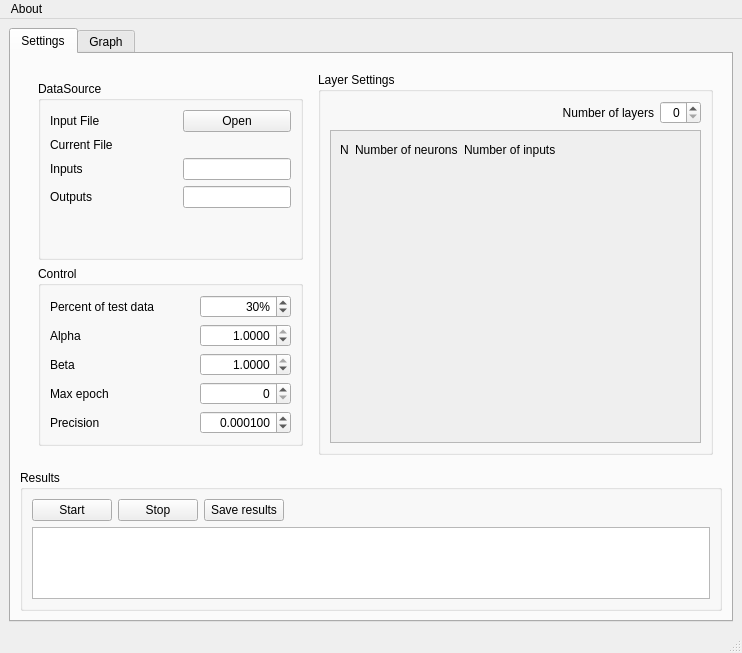
First picture: the form in mainwindow.ui, repository AlexLeSang/ECOHT-ANN, before the edit.
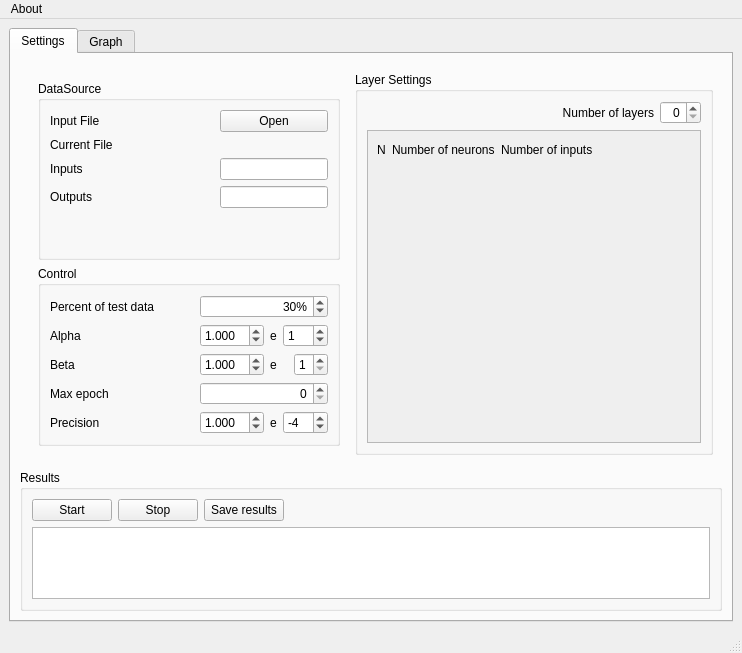
Second picture: the form after the edit. Custom widgets are drawn as their Qt base class.

The edit to the form file:
```diff
--- a/mainwindow.ui
+++ b/mainwindow.ui
@@ -7,7 +7,7 @@
     <x>0</x>
     <y>0</y>
     <width>742</width>
-    <height>553</height>
+    <height>607</height>
    </rect>
   </property>
   <property name="sizePolicy">
@@ -197,19 +197,6 @@
                 <layout class="QGridLayout" name="gridLayout_2">
                  <item row="0" column="0">
                   <layout class="QGridLayout" name="gridLayout_4">
-                   <item row="0" column="0">
-                    <widget class="QLabel" name="percentLabel">
-                     <property name="toolTip">
-                      <string>Amount of data that will be used for testing in percents</string>
-                     </property>
-                     <property name="text">
-                      <string>Percent of test data</string>
-                     </property>
-                     <property name="alignment">
-                      <set>Qt::AlignRight|Qt::AlignTrailing|Qt::AlignVCenter</set>
-                     </property>
-                    </widget>
-                   </item>
                    <item row="3" column="2">
                     <widget class="QSpinBox" name="maxEpoch">
                      <property name="sizePolicy">
@@ -220,7 +207,7 @@
                      </property>
                      <property name="maximumSize">
                       <size>
-                       <width>102</width>
+                       <width>134</width>
                        <height>23</height>
                       </size>
                      </property>
@@ -264,6 +251,19 @@
                      </property>
                     </spacer>
                    </item>
+                   <item row="0" column="0">
+                    <widget class="QLabel" name="percentLabel">
+                     <property name="toolTip">
+                      <string>Amount of data that will be used for testing in percents</string>
+                     </property>
+                     <property name="text">
+                      <string>Percent of test data</string>
+                     </property>
+                     <property name="alignment">
+                      <set>Qt::AlignRight|Qt::AlignTrailing|Qt::AlignVCenter</set>
+                     </property>
+                    </widget>
+                   </item>
                    <item row="0" column="2">
                     <widget class="QSpinBox" name="testDataPercent">
                      <property name="sizePolicy">
@@ -274,7 +274,7 @@
                      </property>
                      <property name="maximumSize">
                       <size>
-                       <width>102</width>
+                       <width>134</width>
                        <height>23</height>
                       </size>
                      </property>
@@ -317,29 +317,6 @@
                      </property>
                     </spacer>
                    </item>
-                   <item row="3" column="0">
-                    <widget class="QLabel" name="maxEpochlabel">
-                     <property name="toolTip">
-                      <string>Maximim number of epochs</string>
-                     </property>
-                     <property name="text">
-                      <string>Max epoch</string>
-                     </property>
-                    </widget>
-                   </item>
-                   <item row="4" column="1">
-                    <spacer name="horizontalSpacer_12">
-                     <property name="orientation">
-                      <enum>Qt::Horizontal</enum>
-                     </property>
-                     <property name="sizeHint" stdset="0">
-                      <size>
-                       <width>40</width>
-                       <height>20</height>
-                      </size>
-                     </property>
-                    </spacer>
-                   </item>
                    <item row="4" column="0">
                     <widget class="QLabel" name="precisionlabel">
                      <property name="toolTip">
@@ -383,107 +360,139 @@
                      </property>
                     </spacer>
                    </item>
-                   <item row="4" column="2">
-                    <widget class="QScienceSpinBox" name="precision">
-                     <property name="sizePolicy">
-                      <sizepolicy hsizetype="MinimumExpanding" vsizetype="Fixed">
-                       <horstretch>0</horstretch>
-                       <verstretch>0</verstretch>
-                      </sizepolicy>
-                     </property>
-                     <property name="maximumSize">
-                      <size>
-                       <width>102</width>
-                       <height>23</height>
-                      </size>
-                     </property>
+                   <item row="3" column="0">
+                    <widget class="QLabel" name="maxEpochlabel">
                      <property name="toolTip">
-                      <string>Precision</string>
+                      <string>Maximim number of epochs</string>
                      </property>
-                     <property name="alignment">
-                      <set>Qt::AlignRight|Qt::AlignTrailing|Qt::AlignVCenter</set>
-                     </property>
-                     <property name="decimals">
-                      <number>6</number>
-                     </property>
-                     <property name="maximum">
-                      <double>100.000000000000000</double>
-                     </property>
-                     <property name="singleStep">
-                      <double>0.000100000000000</double>
-                     </property>
-                     <property name="value">
-                      <double>0.000100000000000</double>
+                     <property name="text">
+                      <string>Max epoch</string>
                      </property>
                     </widget>
                    </item>
-                   <item row="2" column="2">
-                    <widget class="QScienceSpinBox" name="betaCoef">
-                     <property name="sizePolicy">
-                      <sizepolicy hsizetype="MinimumExpanding" vsizetype="Fixed">
-                       <horstretch>0</horstretch>
-                       <verstretch>0</verstretch>
-                      </sizepolicy>
+                   <item row="4" column="1">
+                    <spacer name="horizontalSpacer_12">
+                     <property name="orientation">
+                      <enum>Qt::Horizontal</enum>
                      </property>
-                     <property name="maximumSize">
+                     <property name="sizeHint" stdset="0">
                       <size>
-                       <width>102</width>
-                       <height>23</height>
+                       <width>40</width>
+                       <height>20</height>
                       </size>
                      </property>
-                     <property name="toolTip">
-                      <string>Stretch coefficient</string>
-                     </property>
-                     <property name="alignment">
-                      <set>Qt::AlignRight|Qt::AlignTrailing|Qt::AlignVCenter</set>
-                     </property>
-                     <property name="decimals">
-                      <number>4</number>
-                     </property>
-                     <property name="maximum">
-                      <double>1.000000000000000</double>
-                     </property>
-                     <property name="singleStep">
-                      <double>0.000100000000000</double>
-                     </property>
-                     <property name="value">
-                      <double>1.000000000000000</double>
-                     </property>
-                    </widget>
+                    </spacer>
                    </item>
                    <item row="1" column="2">
-                    <widget class="QScienceSpinBox" name="alphaCoef">
-                     <property name="sizePolicy">
-                      <sizepolicy hsizetype="MinimumExpanding" vsizetype="Fixed">
-                       <horstretch>0</horstretch>
-                       <verstretch>0</verstretch>
-                      </sizepolicy>
-                     </property>
-                     <property name="maximumSize">
-                      <size>
-                       <width>102</width>
-                       <height>23</height>
-                      </size>
-                     </property>
-                     <property name="toolTip">
-                      <string>Training coefficient</string>
-                     </property>
-                     <property name="alignment">
-                      <set>Qt::AlignRight|Qt::AlignTrailing|Qt::AlignVCenter</set>
-                     </property>
-                     <property name="decimals">
-                      <number>4</number>
-                     </property>
-                     <property name="maximum">
-                      <double>1.000000000000000</double>
-                     </property>
-                     <property name="singleStep">
-                      <double>0.000100000000000</double>
-                     </property>
-                     <property name="value">
-                      <double>1.000000000000000</double>
-                     </property>
-                    </widget>
+                    <layout class="QHBoxLayout" name="horizontalLayout_6">
+                     <item>
+                      <widget class="QDoubleSpinBox" name="alphaMantiss">
+                       <property name="decimals">
+                        <number>3</number>
+                       </property>
+                       <property name="maximum">
+                        <double>10.000000000000000</double>
+                       </property>
+                       <property name="value">
+                        <double>1.000000000000000</double>
+                       </property>
+                      </widget>
+                     </item>
+                     <item>
+                      <widget class="QLabel" name="label_3">
+                       <property name="text">
+                        <string>e</string>
+                       </property>
+                      </widget>
+                     </item>
+                     <item>
+                      <widget class="QSpinBox" name="alphaDegree">
+                       <property name="minimum">
+                        <number>-16</number>
+                       </property>
+                       <property name="maximum">
+                        <number>16</number>
+                       </property>
+                       <property name="value">
+                        <number>1</number>
+                       </property>
+                      </widget>
+                     </item>
+                    </layout>
+                   </item>
+                   <item row="2" column="2">
+                    <layout class="QHBoxLayout" name="horizontalLayout_8">
+                     <item>
+                      <widget class="QDoubleSpinBox" name="betaMantiss">
+                       <property name="decimals">
+                        <number>3</number>
+                       </property>
+                       <property name="maximum">
+                        <double>10.000000000000000</double>
+                       </property>
+                       <property name="value">
+                        <double>1.000000000000000</double>
+                       </property>
+                      </widget>
+                     </item>
+                     <item>
+                      <widget class="QLabel" name="label_4">
+                       <property name="text">
+                        <string>e</string>
+                       </property>
+                      </widget>
+                     </item>
+                     <item>
+                      <widget class="QSpinBox" name="betaDegree">
+                       <property name="minimum">
+                        <number>1</number>
+                       </property>
+                       <property name="maximum">
+                        <number>2</number>
+                       </property>
+                       <property name="value">
+                        <number>1</number>
+                       </property>
+                      </widget>
+                     </item>
+                    </layout>
+                   </item>
+                   <item row="4" column="2">
+                    <layout class="QHBoxLayout" name="horizontalLayout_9">
+                     <item>
+                      <widget class="QDoubleSpinBox" name="precisionMantiss">
+                       <property name="decimals">
+                        <number>3</number>
+                       </property>
+                       <property name="maximum">
+                        <double>10.000000000000000</double>
+                       </property>
+                       <property name="value">
+                        <double>1.000000000000000</double>
+                       </property>
+                      </widget>
+                     </item>
+                     <item>
+                      <widget class="QLabel" name="label_5">
+                       <property name="text">
+                        <string>e</string>
+                       </property>
+                      </widget>
+                     </item>
+                     <item>
+                      <widget class="QSpinBox" name="precisionDegree">
+                       <property name="minimum">
+                        <number>-16</number>
+                       </property>
+                       <property name="maximum">
+                        <number>16</number>
+                       </property>
+                       <property name="value">
+                        <number>-4</number>
+                       </property>
+                      </widget>
+                     </item>
+                    </layout>
                    </item>
                   </layout>
                  </item>
@@ -564,8 +573,8 @@
                   <rect>
                    <x>0</x>
                    <y>0</y>
-                   <width>404</width>
-                   <height>239</height>
+                   <width>363</width>
+                   <height>293</height>
                   </rect>
                  </property>
                  <layout class="QVBoxLayout" name="verticalLayout_3">
@@ -805,11 +814,6 @@
    <header>qwt_plot.h</header>
    <container>1</container>
   </customwidget>
-  <customwidget>
-   <class>QScienceSpinBox</class>
-   <extends>QDoubleSpinBox</extends>
-   <header>QScienceSpinBox.h</header>
-  </customwidget>
  </customwidgets>
  <tabstops>
   <tabstop>inputOpenButton</tabstop>
```
Left out of the diff: 3 changed lines with no effect on the pictures.
